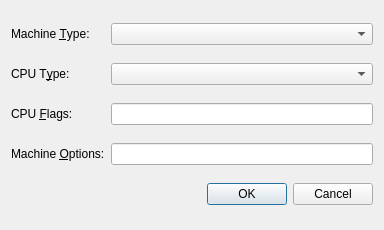
This is src/Architecture_Options.ui in tronx2100/aqemu as Qt 5 draws it before an edit. The edited form follows.
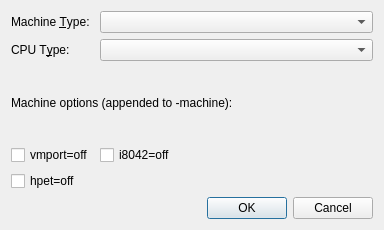
This is the edited form. Custom widgets are drawn as their Qt base class.

Commit message: 2025-07-27: USB fix, template update, machine options, SSE checkboxes, OSX preset

Diff of the .ui file:
```diff
--- a/src/Architecture_Options.ui
+++ b/src/Architecture_Options.ui
@@ -81,33 +81,35 @@
      </property>
     </widget>
    </item>
-    <item row="2" column="0">
-     <widget class="QLabel" name="Label_CPU_Flags">
-      <property name="text">
-       <string>CPU &amp;Flags:</string>
-      </property>
-      <property name="buddy">
-       <cstring>LE_CPU_Flags</cstring>
-      </property>
-     </widget>
-    </item>
-    <item row="2" column="1">
-     <widget class="QLineEdit" name="LE_CPU_Flags"/>
-    </item>
-    <item row="3" column="0">
+    <item row="2" column="0" colspan="2">
      <widget class="QLabel" name="Label_Machine_Options">
       <property name="text">
-       <string>Machine &amp;Options:</string>
+       <string>Machine options (appended to -machine):</string>
       </property>
-      <property name="buddy">
-       <cstring>LE_Machine_Options</cstring>
+     </widget>
+    </item>
+    <item row="3" column="0">
+     <widget class="QCheckBox" name="CH_VMPort_Off">
+      <property name="text">
+       <string>vmport=off</string>
       </property>
      </widget>
     </item>
     <item row="3" column="1">
-     <widget class="QLineEdit" name="LE_Machine_Options"/>
+     <widget class="QCheckBox" name="CH_I8042_Off">
+      <property name="text">
+       <string>i8042=off</string>
+      </property>
+     </widget>
     </item>
-    <item row="4" column="0" colspan="2">
+    <item row="4" column="0">
+     <widget class="QCheckBox" name="CH_HPET_Off">
+      <property name="text">
+       <string>hpet=off</string>
+      </property>
+     </widget>
+    </item>
+    <item row="5" column="0" colspan="2">
      <widget class="Dialog_Button_Box" name="buttonBox">
       <property name="orientation">
        <enum>Qt::Horizontal</enum>
```
The commit also changes 7 other files.
